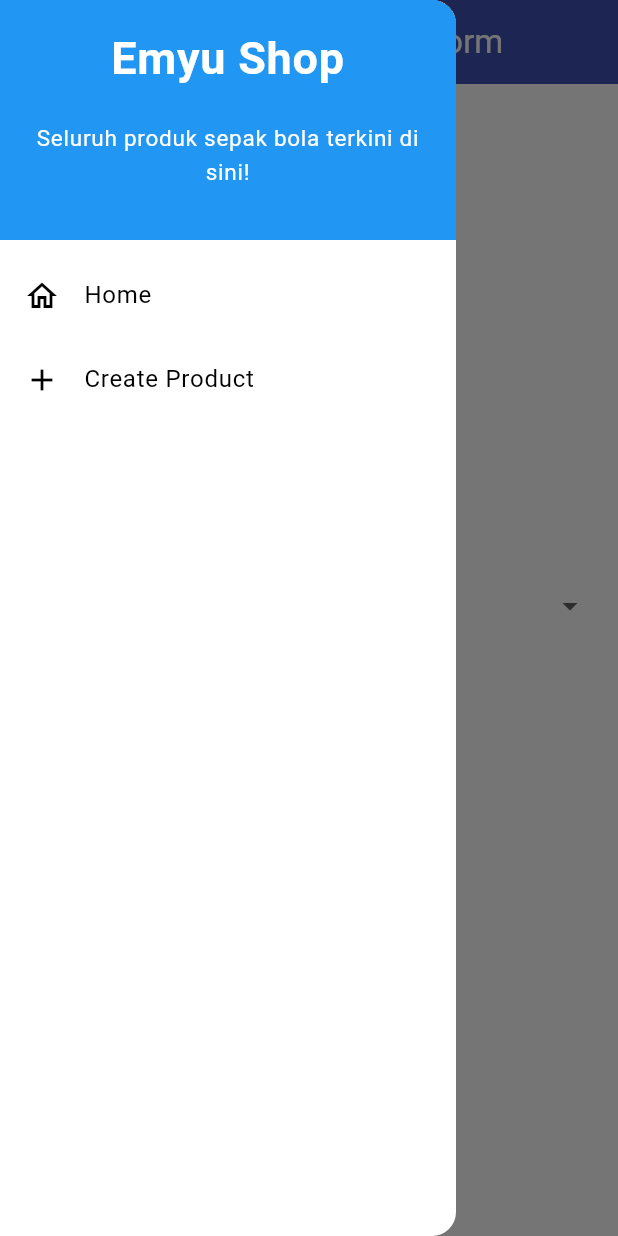
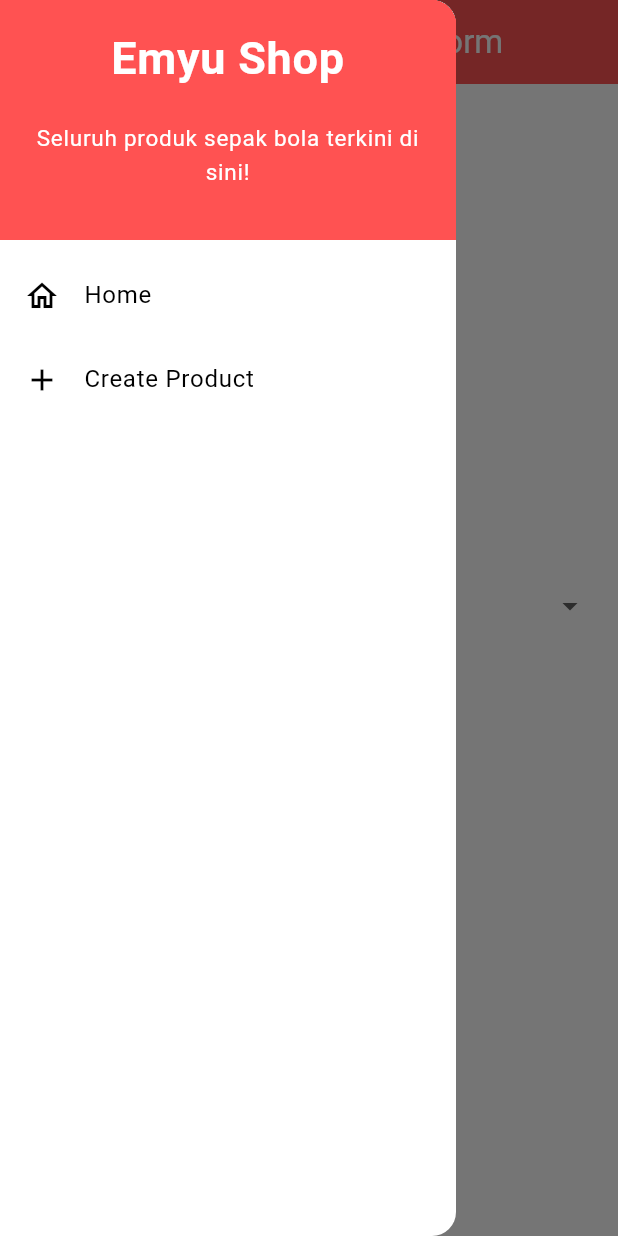
Before and after one commit to chazelnut/eshop-pbp-mobile, a Flutter app: the ProductFormPage screen opened directly, with the side drawer open, on a phone screen of 412 x 824 dp. Run offline on Flutter 3.47's test engine with Material 3 defaults, Android fonts, the light colour scheme and no system bars.

Commit message:
Tugas 8 selesai

```diff
--- a/lib/screens/productlist_form.dart
+++ b/lib/screens/productlist_form.dart
@@ -35,7 +35,7 @@ class _ProductFormPageState extends State<ProductFormPage> {
                 'Create Product Form',
               ),
             ),
-            backgroundColor: Colors.indigo,
+            backgroundColor: Colors.redAccent,
             foregroundColor: Colors.white,
           ),
           // TODO: Tambahkan drawer yang sudah dibuat di sini
@@ -210,7 +210,7 @@ class _ProductFormPageState extends State<ProductFormPage> {
                       child: ElevatedButton(
                         style: ButtonStyle(
                           backgroundColor:
-                              MaterialStateProperty.all(Colors.indigo),
+                              MaterialStateProperty.all(Colors.redAccent),
                         ),
                         onPressed: () {
                           if (_formKey.currentState!.validate()) {
--- a/lib/widgets/left_drawer.dart
+++ b/lib/widgets/left_drawer.dart
@@ -14,7 +14,7 @@ class LeftDrawer extends StatelessWidget {
           const DrawerHeader(
             // TODO: Bagian drawer header
             decoration: BoxDecoration(
-              color: Colors.blue,
+              color: Colors.redAccent,
             ),
             child: Column(
               children: [
```
